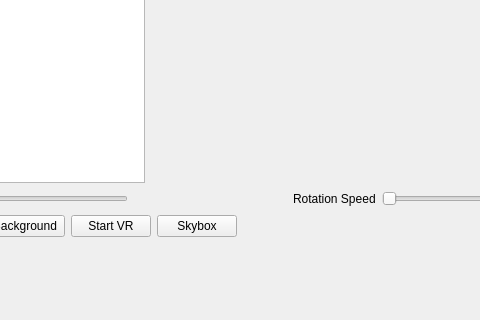
Before: the Qt Designer form GUI/mainwindow.ui in ninyo999/2024_EEEE2076_GROUP6, drawn with Qt 5; both pictures show x 120 to 600 and y 307 to 627 of the 829 by 627 pixel window.
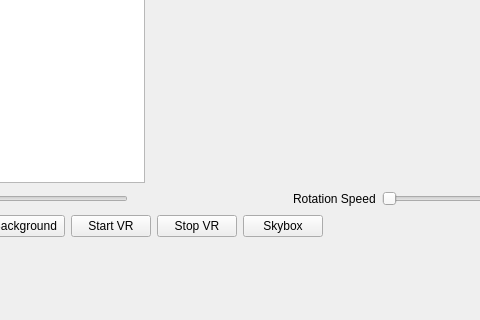
After: the same form once the commit is applied. Icons and pictures are not drawn. Custom widgets are drawn as their Qt base class.

Commit message: Stop Vr Button Test1.0

Patch:
```diff
--- a/GUI/mainwindow.ui
+++ b/GUI/mainwindow.ui
@@ -135,6 +135,19 @@
         </property>
        </widget>
       </item>
+      <item>
+       <widget class="QPushButton" name="stopVRButton">
+        <property name="text">
+         <string>Stop VR</string>
+        </property>
+        <property name="checkable">
+         <bool>true</bool>
+        </property>
+        <property name="checked">
+         <bool>false</bool>
+        </property>
+       </widget>
+      </item>
       <item>
        <widget class="QPushButton" name="SkyboxButton">
         <property name="text">
```
Left out of the diff: 2 changed lines with no effect on the pictures. The commit also changes 2 other files.
